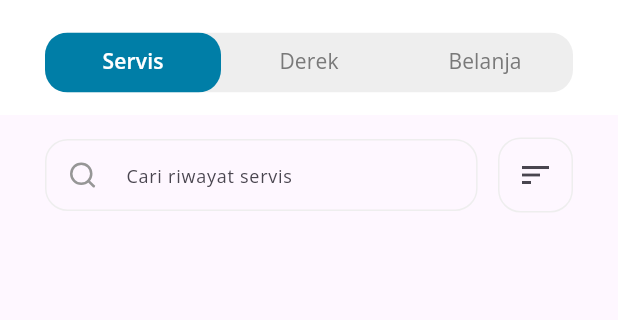
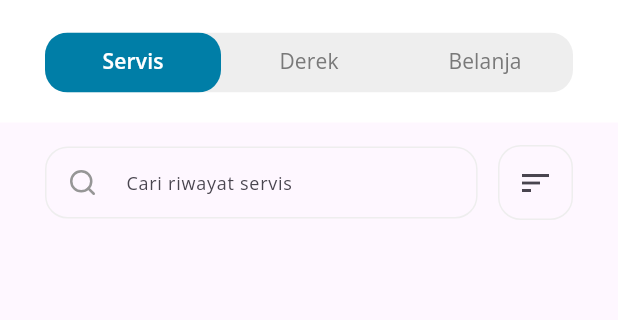
Before and after one commit to Dhafff/Mr.Garage, a Flutter app: the screen it shows once a user with an empty profile is signed in, item 3 of the bottom bar chosen, on a phone screen of 412 x 824 dp, the part 59-379 px from its top. Run offline on Flutter 3.47's test engine with Material 3 defaults, Android fonts, the phone set to English and light mode, and no system bars; drawn by our look-alikes of persistent_bottom_nav_bar_v2; our stand-ins replace awesome_notifications, carousel_slider, cloud_firestore, dropdown_button2, email_validator, firebase_auth and 13 more; accounts and stored records are empty.

Commit message:
Update kodingan shop, navbar, dan null text

```diff
--- a/lib/view/pelanggan/history/history_pelanggan_tab.dart
+++ b/lib/view/pelanggan/history/history_pelanggan_tab.dart
@@ -27,7 +27,7 @@ class HistoryPelangganTab extends StatelessWidget {
             ),
           ),
           bottom: PreferredSize(
-            preferredSize: const Size.fromHeight(60),
+            preferredSize: const Size.fromHeight(65),
             child: Column(
               children: [
                 ClipRRect(
@@ -56,7 +56,7 @@ class HistoryPelangganTab extends StatelessWidget {
                     ),
                   ),
                 ),
-                const SizedBox(height: 15),
+                const SizedBox(height: 20),
               ],
             ),
           ),
--- a/lib/view/pelanggan/history/servis/history_pelanggan_servis.dart
+++ b/lib/view/pelanggan/history/servis/history_pelanggan_servis.dart
@@ -1,6 +1,9 @@
+import 'package:cloud_firestore/cloud_firestore.dart';
+import 'package:firebase_auth/firebase_auth.dart';
 import 'package:flutter/material.dart';
 import 'package:flutter_feather_icons/flutter_feather_icons.dart';
 import 'package:google_fonts/google_fonts.dart';
+import 'package:intl/intl.dart';
 
 import '../../../../utils/global.colors.dart';
 
--- a/pubspec.yaml
+++ b/pubspec.yaml
@@ -62,6 +62,7 @@ dependencies:
   url_launcher: ^6.2.6
   google_sign_in: ^6.2.1
   path: ^1.9.0
+  intl: ^0.19.0
 
 dev_dependencies:
   flutter_test:
```
Also changed, not shown: pubspec.lock, 1 other file.
